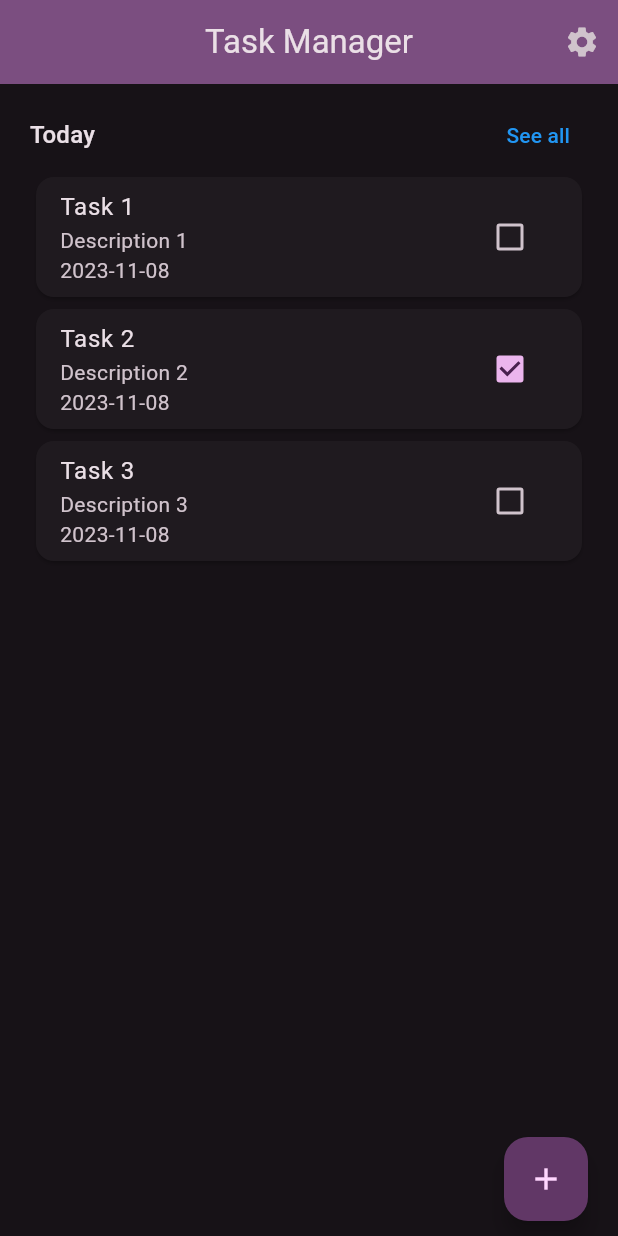
After one commit to MarioQuirosLuna/Task_Manager_Flutter, a Flutter app: the screen it shows after launch, on a phone screen of 412 x 824 dp. The commit adds this screen. Run offline on Flutter 3.47's test engine with Material 2 defaults, Android fonts, the phone set to English and light mode, and no system bars.

Commit message:
Delete task on swipe and complete task with checkbox

```diff
--- a/lib/domain/entities/task.dart
+++ b/lib/domain/entities/task.dart
@@ -3,7 +3,7 @@ class Task {
   final String title;
   final String description;
   final DateTime date;
-  final bool isDone;
+  bool isDone;
 
   Task({
     required this.id,
--- a/lib/main.dart
+++ b/lib/main.dart
@@ -1,7 +1,7 @@
 import 'package:flutter/material.dart';
 import 'package:provider/provider.dart';
 import 'package:task_manager_flutter/presentation/providers/task_provider.dart';
-import 'package:task_manager_flutter/presentation/screens/homeListTask/home_list_task_screen.dart';
+import 'package:task_manager_flutter/presentation/screens/home/home_list_task_screen.dart';
 
 import 'config/theme/app_theme.dart';
 
--- /dev/null
+++ b/lib/presentation/screens/home/home_list_task_screen.dart
@@ -0,0 +1,54 @@
+import 'package:flutter/material.dart';
+import 'package:provider/provider.dart';
+import 'package:task_manager_flutter/presentation/providers/task_provider.dart';
+
+import '../../widgets/home/task/option_buttons.dart';
+import '../../widgets/home/task/task_date_filter.dart';
+import '../../widgets/home/task_list.dart';
+import '../settings/settings_screen.dart';
+
+class HomeListTask extends StatefulWidget {
+  const HomeListTask({super.key});
+
+  @override
+  HomeListTaskState createState() => HomeListTaskState();
+}
+
+class HomeListTaskState extends State<HomeListTask>{
+
+  @override
+  Widget build(BuildContext context) {
+    final taskProvider = context.watch<TaskProvider>();
+    return SafeArea(
+      child: Scaffold(
+        appBar: AppBar(
+          centerTitle: true,
+          backgroundColor: Theme.of(context).colorScheme.inversePrimary,
+          title: const Text('Task Manager'),
+          actions: [
+            IconButton(
+              icon: const Icon(Icons.settings),
+              onPressed: () {
+                Navigator.push(
+                    context,
+                    MaterialPageRoute(builder: (context) => const SettingsScreen())
+                );
+              },
+            )],
+        ),
+        body: Padding(
+          padding: const EdgeInsets.symmetric(horizontal: 20, vertical: 10),
+          child: SafeArea(
+            child: Column(
+              children: [
+                const TaskDateFilter(),
+                TaskList(taskProvider: taskProvider),
+                OptionButtons(taskProvider: taskProvider)
+              ],
+            ),
+          )
+        ),
+      ),
+    );
+  }
+}
--- /dev/null
+++ b/lib/presentation/widgets/home/card_task.dart
@@ -0,0 +1,40 @@
+import 'package:flutter/material.dart';
+
+import '../../providers/task_provider.dart';
+
+class CardTask extends StatelessWidget {
+  const CardTask({
+    super.key,
+    required this.taskProvider,
+    required this.index,
+  });
+
+  final TaskProvider taskProvider;
+  final int index;
+
+  @override
+  Widget build(BuildContext context) {
+    return Card(
+      child: ListTile(
+        title: Text(taskProvider.tasks[index].title),
+        subtitle: Column(
+          crossAxisAlignment: CrossAxisAlignment.start,
+          children: [
+            Text(taskProvider.tasks[index].description),
+            Text(
+              "${taskProvider.tasks[index].date.year}-"
+                  "${taskProvider.tasks[index].date.month.toString().padLeft(2, '0')}-"
+                  "${taskProvider.tasks[index].date.day.toString().padLeft(2, '0')}",
+            ),
+          ],
+        ),
+        trailing: Checkbox(
+          value: taskProvider.tasks[index].isDone,
+          onChanged: (value) {
+            taskProvider.toggleTaskCompletion(taskProvider.tasks[index].id);
+          },
+        ),
+      ),
+    );
+  }
+}
--- a/lib/presentation/widgets/task/add_task_form.dart
+++ b/lib/presentation/widgets/home/task/addtask/add_task_form.dart
@@ -1,6 +1,6 @@
 import 'package:flutter/material.dart';
 
-import '../../providers/task_provider.dart';
+import '../../../../providers/task_provider.dart';
 import 'date_field_input.dart';
 
 class AddTaskFrom extends StatelessWidget{
--- /dev/null
+++ b/lib/presentation/widgets/home/task/option_buttons.dart
@@ -0,0 +1,34 @@
+import 'package:flutter/material.dart';
+
+import '../../../providers/task_provider.dart';
+import 'addtask/add_task_form.dart';
+
+
+class OptionButtons extends StatelessWidget {
+  const OptionButtons({
+    super.key,
+    required this.taskProvider,
+  });
+
+  final TaskProvider taskProvider;
+
+  @override
+  Widget build(BuildContext context) {
+    return Row(
+      mainAxisAlignment: MainAxisAlignment.end,
+      children: [
+        FloatingActionButton(
+          onPressed: () {
+            showDialog(
+                context: context,
+                builder: (BuildContext context){
+                  return AddTaskFrom(taskProvider: taskProvider);
+                }
+            );
+          },
+          child: const Icon(Icons.add),
+        ),
+      ],
+    );
+  }
+}
--- /dev/null
+++ b/lib/presentation/widgets/home/task/task_date_filter.dart
@@ -0,0 +1,21 @@
+import 'package:flutter/material.dart';
+
+class TaskDateFilter extends StatelessWidget {
+  const TaskDateFilter({
+    super.key,
+  });
+
+  @override
+  Widget build(BuildContext context) {
+    return Row(
+      mainAxisAlignment: MainAxisAlignment.spaceBetween,
+      children: [
+        Text('Today', style: Theme.of(context).textTheme.titleMedium),
+        TextButton(
+          onPressed: () {},
+          child: const Text('See all', style: TextStyle(color: Colors.blue)),
+        )
+      ],
+    );
+  }
+}
--- /dev/null
+++ b/lib/presentation/widgets/home/task_list.dart
@@ -0,0 +1,62 @@
+import 'package:flutter/material.dart';
+import 'package:task_manager_flutter/presentation/widgets/home/card_task.dart';
+
+import '../../providers/task_provider.dart';
+
+class TaskList extends StatelessWidget {
+  TaskList({
+    super.key,
+    required this.taskProvider,
+  });
+
+  final TaskProvider taskProvider;
+  final GlobalKey<AnimatedListState> _listKey = GlobalKey<AnimatedListState>();
+
+  @override
+  Widget build(BuildContext context) {
+    return Expanded(
+      child: AnimatedList(
+        key: _listKey,
+        initialItemCount: taskProvider.tasks.length,
+        itemBuilder: (context, index, animation) {
+          final task = taskProvider.tasks[index];
+          return Dismissible(
+            key: Key(task.id.toString()),
+            onDismissed: (direction) {
+                taskProvider.removeTask(task.id);
+            },
+            background: Container(
+              margin: const EdgeInsets.symmetric(horizontal: 10.0, vertical: 5.0),
+              decoration: BoxDecoration(
+                borderRadius: BorderRadius.circular(10.0),
+                color: Colors.red,
+              ),
+              child: const Align(
+                alignment: Alignment.centerLeft,
+                child: Padding(
+                  padding: EdgeInsets.only(left: 20),
+                  child: Icon(Icons.delete, color: Colors.white),
+                ),
+              ),
+            ),
+            secondaryBackground: Container(
+              margin: const EdgeInsets.symmetric(horizontal: 10.0, vertical: 5.0),
+              decoration: BoxDecoration(
+                borderRadius: BorderRadius.circular(10.0),
+                color: Colors.red,
+              ),
+              child: const Align(
+                alignment: Alignment.centerRight,
+                child: Padding(
+                  padding: EdgeInsets.only(right: 20),
+                  child: Icon(Icons.delete, color: Colors.white),
+                ),
+              ),
+            ),
+            child: CardTask(taskProvider: taskProvider, index: index),
+          );
+        },
+      ),
+    );
+  }
+}
```
Also changed, not shown: lib/presentation/providers/task_provider.dart (+5 -4 lines), lib/presentation/screens/homeListTask/home_list_task_screen.dart (deleted, +0 -127 lines), lib/presentation/widgets/home/task/addtask/date_field_input.dart (renamed from lib/presentation/widgets/task/date_field_input.dart).
